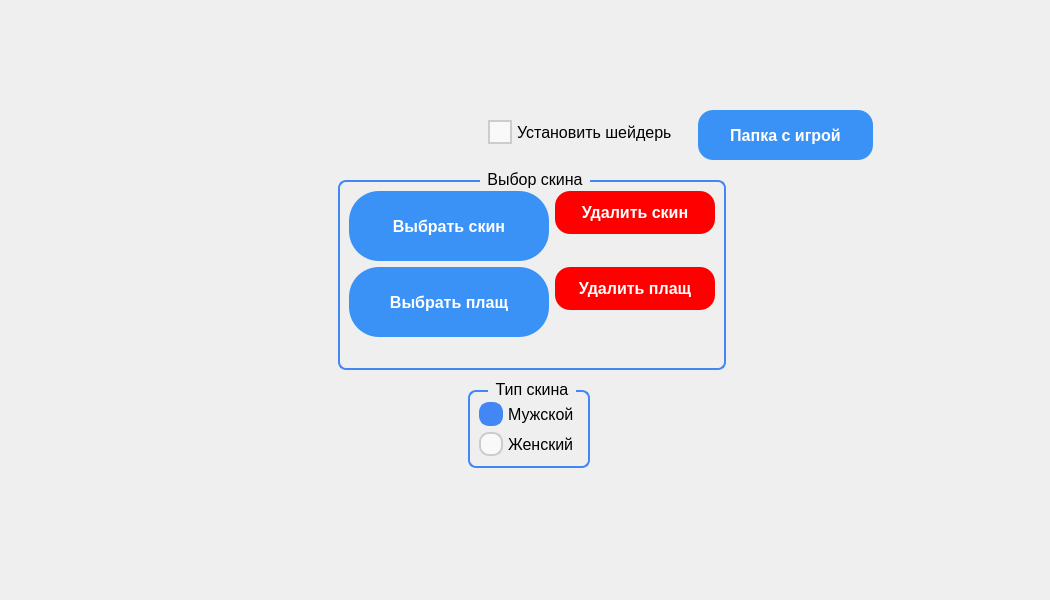
Qt form src/launcher/design/design.ui (izharus/tfc_halloween_launcher) before a commit.
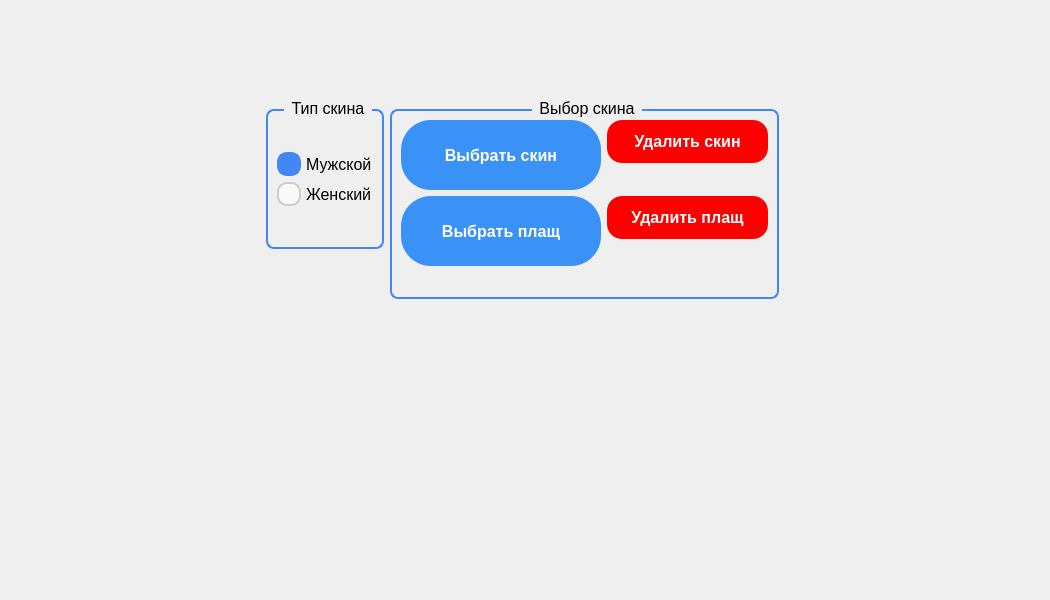
The same form after that commit. The open tabs and pages were chosen to show the change. Icons and pictures are not drawn.

Commit message: refact: delete shaders checkbox

Diff of the .ui file:
```diff
--- a/src/launcher/design/design.ui
+++ b/src/launcher/design/design.ui
@@ -539,6 +539,49 @@
                  <item>
                   <widget class="QWidget" name="widget_4" native="true"/>
                  </item>
+                 <item>
+                  <widget class="QPushButton" name="pushButton_minecraft_dir_disable_long_tern_save">
+                   <property name="minimumSize">
+                    <size>
+                     <width>175</width>
+                     <height>50</height>
+                    </size>
+                   </property>
+                   <property name="maximumSize">
+                    <size>
+                     <width>150</width>
+                     <height>50</height>
+                    </size>
+                   </property>
+                   <property name="styleSheet">
+                    <string notr="true">QPushButton {
+  background-color: #3A92F7;
+  border: none;
+  border-radius: 15px;
+  padding: 12px 24px;
+  color: #FFFFFF;
+  font-weight: bold;
+  text-align: center;
+  text-decoration: none;
+  font-size: 16px;
+}
+
+QPushButton:hover {
+  background-color: #303EF7;
+}
+
+
+QPushButton:pressed {
+  background-color: #1000F7;
+  border: 1px solid #00274D;
+}
+</string>
+                   </property>
+                   <property name="text">
+                    <string>Папка с игрой</string>
+                   </property>
+                  </widget>
+                 </item>
                  <item>
                   <widget class="QPushButton" name="pushButton_logout">
                    <property name="minimumSize">
@@ -813,15 +856,26 @@
              </widget>
             </widget>
             <widget class="QWidget" name="launcher_settings_page">
+             <layout class="QHBoxLayout" name="horizontalLayout_3">
+              <item>
+               <spacer name="horizontalSpacer_7">
+                <property name="orientation">
+                 <enum>Qt::Orientation::Horizontal</enum>
+                </property>
+                <property name="sizeHint" stdset="0">
+                 <size>
+                  <width>40</width>
+                  <height>20</height>
+                 </size>
+                </property>
+               </spacer>
+              </item>
+              <item>
+               <layout class="QVBoxLayout" name="verticalLayout_main_settings">
+                <item>
+                 <layout class="QFormLayout" name="formLayout_2">
+                  <item row="0" column="0">
              <widget class="QGroupBox" name="groupBox">
-              <property name="geometry">
-               <rect>
-                <x>400</x>
-                <y>290</y>
-                <width>122</width>
-                <height>88</height>
-               </rect>
-              </property>
               <property name="styleSheet">
                <string notr="true">/* Custom Style QGroupBox */
 QGroupBox {
@@ -954,118 +1008,9 @@
                </item>
               </layout>
              </widget>
-             <widget class="QCheckBox" name="checkBox_is_install_shaders">
-              <property name="geometry">
-               <rect>
-                <x>420</x>
-                <y>30</y>
-                <width>184</width>
-                <height>24</height>
-               </rect>
-              </property>
-              <property name="minimumSize">
-               <size>
-                <width>0</width>
-                <height>0</height>
-               </size>
-              </property>
-              <property name="maximumSize">
-               <size>
-                <width>250</width>
-                <height>16777215</height>
-               </size>
-              </property>
-              <property name="styleSheet">
-               <string notr="true">/* Custom Style QCheckBox */
-QCheckBox {
-  spacing: 5px;
-  font-size: 16px;
-
-}
-
-QCheckBox::indicator {
-  width: 20px;
-  height: 20px;
-}
-
-QCheckBox::indicator:unchecked {
-  border: 2px solid #ccc;
-  background-color: #f9f9f9;
-}
-
-QCheckBox::indicator:checked {
-  border: 2px solid #4287f5;
-  background-color: #4287f5;
-}
-
-QCheckBox::indicator:hover {
-  border: 2px solid #999;
-}
-
-QCheckBox::indicator:checked:hover {
-  background-color: #3264ad;
-}</string>
-              </property>
-              <property name="text">
-               <string>Установить шейдеры</string>
-              </property>
-             </widget>
-             <widget class="QPushButton" name="pushButton_back_arrow">
-              <property name="geometry">
-               <rect>
-                <x>820</x>
-                <y>10</y>
-                <width>64</width>
-                <height>64</height>
-               </rect>
-              </property>
-              <property name="minimumSize">
-               <size>
-                <width>64</width>
-                <height>64</height>
-               </size>
-              </property>
-              <property name="maximumSize">
-               <size>
-                <width>64</width>
-                <height>64</height>
-               </size>
-              </property>
-              <property name="styleSheet">
-               <string notr="true">QPushButton {
-    background-image: url(:/data/background/back_arrow.png);
-    background-position: center;
-    background-repeat: no-repeat;
-    border: none; /* Убираем границы */
-    border-radius: 10px; /* Скругляем углы кнопки */
-    padding: 10px; /* Добавляем внутренние отступы */
-    color: white; /* Устанавливаем цвет текста */
-    font-size: 16px; /* Устанавливаем размер шрифта */
-    font-weight: bold; /* Устанавливаем жирный шрифт */
-}
-
-QPushButton:hover {
-    background-color: rgba(255, 255, 255, 0.2); /* Добавляем эффект при наведении */
-}
-
-QPushButton:pressed {
-    background-color: rgba(255, 255, 255, 0.4); /* Добавляем эффект при нажатии */
-}
-</string>
-              </property>
-              <property name="text">
-               <string/>
-              </property>
-             </widget>
+                  </item>
+                  <item row="0" column="1">
              <widget class="QGroupBox" name="groupBox_skin_cape">
-              <property name="geometry">
-               <rect>
-                <x>270</x>
-                <y>80</y>
-                <width>388</width>
-                <height>200</height>
-               </rect>
-              </property>
               <property name="minimumSize">
                <size>
                 <width>200</width>
@@ -1263,55 +1208,84 @@
                </item>
               </layout>
              </widget>
-             <widget class="QPushButton" name="pushButton_minecraft_dir_disable_long_tern_save">
-              <property name="geometry">
-               <rect>
-                <x>630</x>
-                <y>20</y>
-                <width>175</width>
-                <height>50</height>
-               </rect>
-              </property>
+                  </item>
+                 </layout>
+                </item>
+               </layout>
+              </item>
+              <item>
+               <layout class="QGridLayout" name="gridLayout_7">
+                <item row="0" column="1">
+                 <widget class="QPushButton" name="pushButton_back_arrow">
               <property name="minimumSize">
                <size>
-                <width>175</width>
-                <height>50</height>
+                    <width>64</width>
+                    <height>64</height>
                </size>
               </property>
               <property name="maximumSize">
                <size>
-                <width>150</width>
-                <height>50</height>
+                    <width>64</width>
+                    <height>64</height>
                </size>
               </property>
               <property name="styleSheet">
                <string notr="true">QPushButton {
-  background-color: #3A92F7;
-  border: none;
-  border-radius: 15px;
-  padding: 12px 24px;
-  color: #FFFFFF;
-  font-weight: bold;
-  text-align: center;
-  text-decoration: none;
-  font-size: 16px;
+    background-image: url(:/data/background/back_arrow.png);
+    background-position: center;
+    background-repeat: no-repeat;
+    border: none; /* Убираем границы */
+    border-radius: 10px; /* Скругляем углы кнопки */
+    padding: 10px; /* Добавляем внутренние отступы */
+    color: white; /* Устанавливаем цвет текста */
+    font-size: 16px; /* Устанавливаем размер шрифта */
+    font-weight: bold; /* Устанавливаем жирный шрифт */
 }
 
 QPushButton:hover {
-  background-color: #303EF7;
+    background-color: rgba(255, 255, 255, 0.2); /* Добавляем эффект при наведении */
 }
 
 
 QPushButton:pressed {
-  background-color: #1000F7;
-  border: 1px solid #00274D;
+    background-color: rgba(255, 255, 255, 0.4); /* Добавляем эффект при нажатии */
 }
 </string>
               </property>
               <property name="text">
-               <string>Папка с игрой</string>
-              </property>
-             </widget>
+                   <string/>
+                  </property>
+                 </widget>
+                </item>
+                <item row="1" column="1">
+                 <spacer name="verticalSpacer_4">
+                  <property name="orientation">
+                   <enum>Qt::Orientation::Vertical</enum>
+                  </property>
+                  <property name="sizeHint" stdset="0">
+                   <size>
+                    <width>20</width>
+                    <height>40</height>
+                   </size>
+                  </property>
+                 </spacer>
+                </item>
+                <item row="0" column="0">
+                 <spacer name="horizontalSpacer_9">
+                  <property name="orientation">
+                   <enum>Qt::Orientation::Horizontal</enum>
+                  </property>
+                  <property name="sizeHint" stdset="0">
+                   <size>
+                    <width>40</width>
+                    <height>20</height>
+                   </size>
+                  </property>
+                 </spacer>
+                </item>
+               </layout>
+              </item>
+             </layout>
             </widget>
            </widget>
           </item>
```
Left out of the diff: 16 changed lines with no effect on the pictures. Lines whose indentation alone changed are shown as unchanged. The commit also changes 3 other files.
